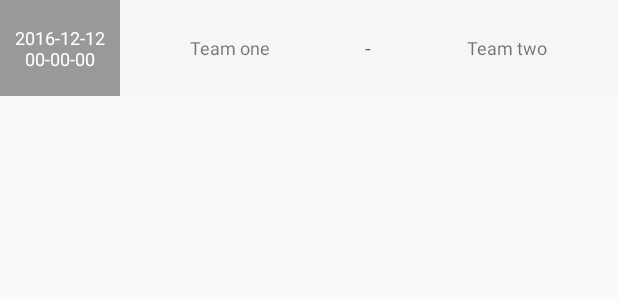
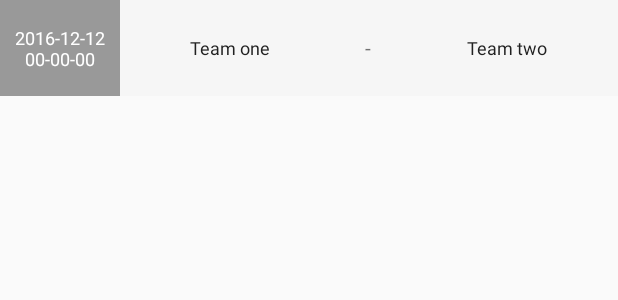
Before and after one commit to juhojo/AndroidAdvProject, an Android app: the layout schedule_list_item.xml on its own in the app's theme, with its tools: preview values and no code run, on a phone screen of 412 x 824 dp. Shown: the top 300 px of the screen. Run offline under Robolectric (Android 15) with nearby library versions, the light colour scheme and no system bars.

Commit message:
Add standard list item text color for schedule list

```diff
--- a/UniGamesProject/app/src/main/res/layout/schedule_list_item.xml
+++ b/UniGamesProject/app/src/main/res/layout/schedule_list_item.xml
@@ -30,6 +30,7 @@
             android:layout_weight="4"
             android:gravity="center"
             android:textSize="12sp"
+            android:textColor="@color/primary_text"
             android:text="Team one" />
 
         <TextView
@@ -50,6 +51,7 @@
             android:gravity="center"
             android:textSize="12sp"
             android:text="Team two"
+            android:textColor="@color/primary_text"
             android:padding="6dp"
             android:layout_toEndOf="@+id/teams_divider" />
 
```
